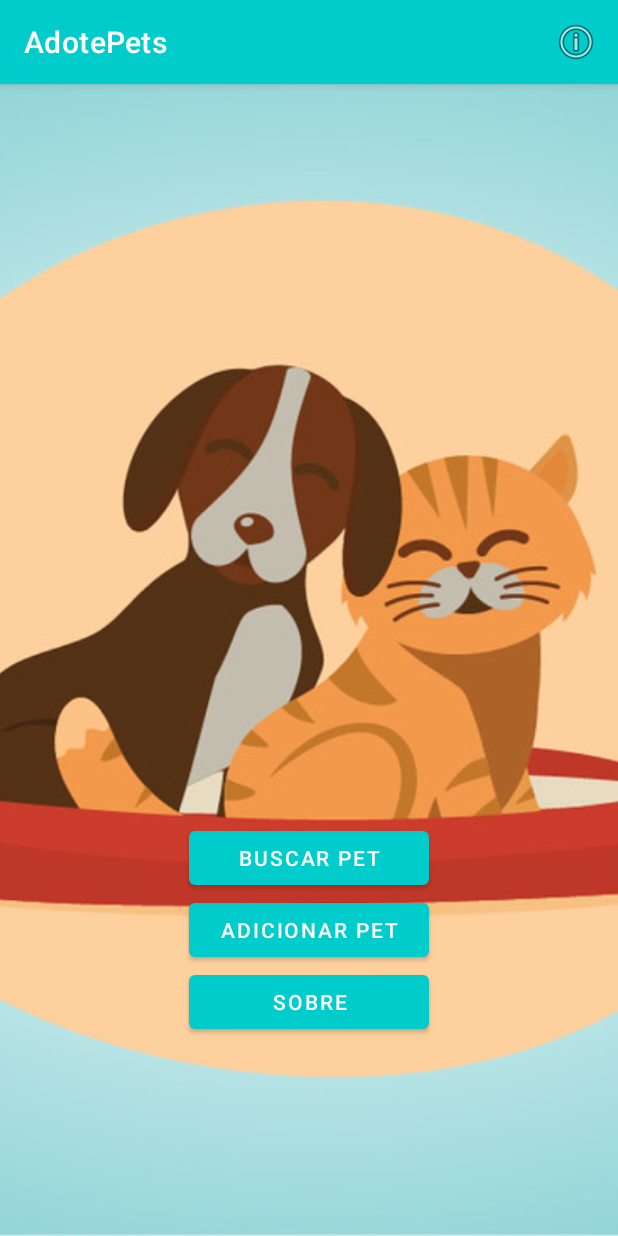
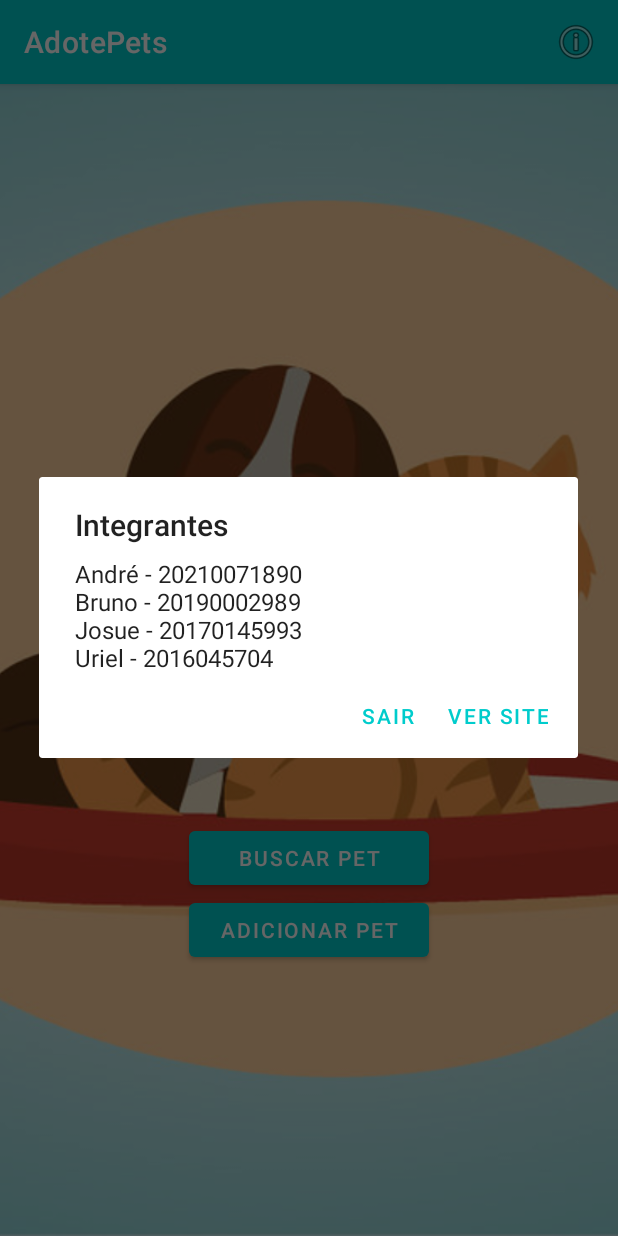
Before and after one commit to uriellopes/AdotePets, an Android app: the screen it shows after launch (MainActivity), after a tap on "Informações", on a phone screen of 412 x 824 dp. Run offline under Robolectric (Android 15) with nearby library versions, the light colour scheme and no system bars.

Commit message:
Adicionar dialog de informacoes nos menus personalizados em cada activity

```diff
--- a/app/build.gradle
+++ b/app/build.gradle
@@ -32,6 +32,7 @@ dependencies {
     implementation 'androidx.appcompat:appcompat:1.4.0'
     implementation 'com.google.android.material:material:1.4.0'
     implementation 'androidx.constraintlayout:constraintlayout:2.1.2'
+    implementation 'androidx.legacy:legacy-support-v4:1.0.0'
     testImplementation 'junit:junit:4.+'
     androidTestImplementation 'androidx.test.ext:junit:1.1.3'
     androidTestImplementation 'androidx.test.espresso:espresso-core:3.4.0'
--- a/app/src/main/java/com/example/adotepets/MainActivity.java
+++ b/app/src/main/java/com/example/adotepets/MainActivity.java
@@ -1,32 +1,35 @@
 package com.example.adotepets;
 
-import androidx.appcompat.app.AlertDialog;
+import androidx.annotation.NonNull;
 import androidx.appcompat.app.AppCompatActivity;
+import androidx.fragment.app.FragmentManager;
 
-import android.content.DialogInterface;
 import android.content.Intent;
-import android.net.Uri;
 import android.os.Bundle;
 import android.view.Menu;
+import android.view.MenuItem;
 import android.view.View;
 import android.widget.Button;
 
+import com.example.adotepets.fragments.InfoDialogFragment;
+
 public class MainActivity extends AppCompatActivity {
+
+    private FragmentManager manager;
 
     Button btnBuscarPet;
     Button btnAdicionarPet;
-    Button btnSobre;
-    AlertDialog.Builder adBuilder;
 
     @Override
     protected void onCreate(Bundle savedInstanceState) {
         super.onCreate(savedInstanceState);
+
         setContentView(R.layout.activity_main);
+
+        manager = getSupportFragmentManager();
 
         btnBuscarPet = findViewById(R.id.btn_buscar);
         btnAdicionarPet = findViewById(R.id.btn_adicionar);
-        btnSobre = findViewById(R.id.btn_sobre);
-        adBuilder = new AlertDialog.Builder(this);
 
         btnBuscarPet.setOnClickListener(new View.OnClickListener() {
             @Override
@@ -43,31 +46,6 @@ public class MainActivity extends AppCompatActivity {
                 startActivity(it);
             }
         });
-
-        btnSobre.setOnClickListener(new View.OnClickListener() {
-            @Override
-            public void onClick(View v) {
-                adBuilder
-                    .setMessage(R.string.sobre_integrantes)
-                    .setTitle(R.string.sobre_titulo)
-                    .setPositiveButton("VER SITE", new DialogInterface.OnClickListener() {
-                        @Override
-                        public void onClick(DialogInterface dialog, int which) {
-                            Intent navIt = new Intent(Intent.ACTION_VIEW, Uri.parse("https://github.com/uriellopes/AdotePets"));
-                            startActivity(navIt);
-                        }
-                    })
-                    .setNegativeButton("SAIR", new DialogInterface.OnClickListener() {
-                        @Override
-                        public void onClick(DialogInterface dialog, int which) {
-                            dialog.cancel();
-                        }
-                    });
-
-                AlertDialog al = adBuilder.create();
-                al.show();
-            }
-        });
     }
 
     @Override
@@ -75,4 +53,11 @@ public class MainActivity extends AppCompatActivity {
         getMenuInflater().inflate(R.menu.menu, menu);
         return true;
     }
+
+    @Override
+    public boolean onOptionsItemSelected(@NonNull MenuItem item) {
+        InfoDialogFragment dialog = new InfoDialogFragment();
+        dialog.show(manager, "INFO");
+        return super.onOptionsItemSelected(item);
+    }
 }
--- /dev/null
+++ b/app/src/main/java/com/example/adotepets/fragments/InfoDialogFragment.java
@@ -0,0 +1,42 @@
+package com.example.adotepets.fragments;
+
+import android.app.AlertDialog;
+import android.app.Dialog;
+import android.content.DialogInterface;
+import android.content.Intent;
+import android.net.Uri;
+import android.os.Bundle;
+
+import androidx.fragment.app.DialogFragment;
+
+import com.example.adotepets.R;
+
+public class InfoDialogFragment extends DialogFragment implements DialogInterface.OnClickListener {
+
+    public Dialog onCreateDialog(Bundle savedInstanceState) {
+
+        AlertDialog.Builder builder = new AlertDialog.Builder(getActivity());
+
+        builder.setTitle(R.string.sobre_titulo);
+        builder.setMessage(R.string.sobre_integrantes);
+        builder.setNegativeButton("SAIR", this);
+        builder.setPositiveButton("VER SITE", this);
+
+        return builder.create();
+    }
+
+    @Override
+    public void onClick(DialogInterface dialog, int which) {
+        switch (which) {
+            case DialogInterface.BUTTON_POSITIVE:
+                Intent it = new Intent(Intent.ACTION_VIEW, Uri.parse("https://github.com/uriellopes/AdotePets"));
+                startActivity(it);
+                break;
+            case DialogInterface.BUTTON_NEGATIVE:
+                dialog.cancel();
+                break;
+            default:
+                break;
+        }
+    }
+}
--- a/app/src/main/res/layout/activity_main.xml
+++ b/app/src/main/res/layout/activity_main.xml
@@ -30,14 +30,6 @@
         app:layout_constraintVertical_bias="0.75" />
 
     <Button
-        android:id="@+id/btn_sobre"
-        android:layout_width="160dp"
-        android:layout_height="wrap_content"
-        android:text="Sobre"
-        app:layout_constraintStart_toStartOf="@+id/btn_adicionar"
-        app:layout_constraintTop_toBottomOf="@+id/btn_adicionar" />
-
-    <Button
         android:id="@+id/btn_buscar"
         android:layout_width="160dp"
         android:layout_height="wrap_content"
--- /dev/null
+++ b/app/src/main/res/layout/fragment_info_dialog.xml
@@ -0,0 +1,6 @@
+<?xml version="1.0" encoding="utf-8"?>
+<FrameLayout xmlns:android="http://schemas.android.com/apk/res/android"
+    xmlns:tools="http://schemas.android.com/tools"
+    android:layout_width="match_parent"
+    android:layout_height="match_parent"
+    tools:context=".fragments.InfoDialogFragment" />
--- a/app/src/main/res/values/strings.xml
+++ b/app/src/main/res/values/strings.xml
@@ -3,4 +3,6 @@
     <string name="sobre_titulo">Integrantes</string>
     <string name="sobre_integrantes">André - 20210071890 \nBruno - 20190002989 \nJosue - 20170145993 \nUriel - 2016045704
     </string>
+    <!-- TODO: Remove or change this placeholder text -->
+    <string name="hello_blank_fragment">Hello blank fragment</string>
 </resources>
```
Also changed, not shown: app/src/main/java/com/example/adotepets/AdicionarPet.java (+20 -0 lines), app/src/main/java/com/example/adotepets/BuscarPet.java (+25 -0 lines).
